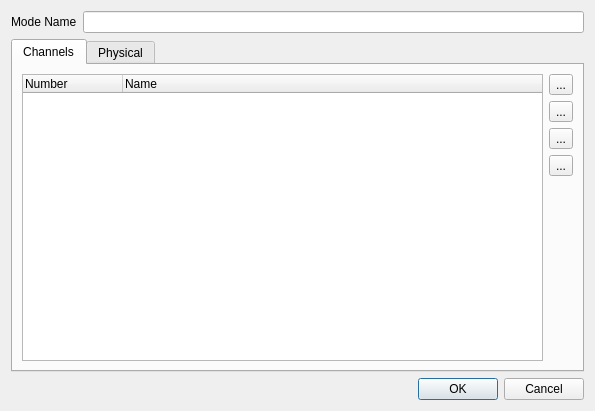
First picture: the form in branches/qt4/fixtureeditor/editmode.ui, repository Bondzio/qlc, before the edit.
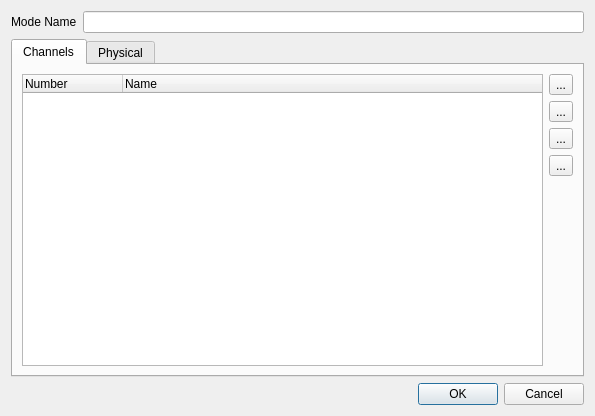
Second picture: the form after the edit.

Diff of the .ui file:
```diff
--- a/branches/qt4/fixtureeditor/editmode.ui
+++ b/branches/qt4/fixtureeditor/editmode.ui
@@ -6,7 +6,7 @@
     <x>0</x>
     <y>0</y>
     <width>595</width>
-    <height>411</height>
+    <height>416</height>
    </rect>
   </property>
   <property name="windowTitle" >
@@ -33,12 +33,23 @@
       <number>0</number>
      </property>
      <widget class="QWidget" name="tab" >
+      <property name="geometry" >
+       <rect>
+        <x>0</x>
+        <y>0</y>
+        <width>571</width>
+        <height>304</height>
+       </rect>
+      </property>
       <attribute name="title" >
        <string>Channels</string>
       </attribute>
       <layout class="QHBoxLayout" >
        <item>
         <widget class="QTreeWidget" name="m_channelList" >
+         <property name="alternatingRowColors" >
+          <bool>true</bool>
+         </property>
          <property name="rootIsDecorated" >
           <bool>false</bool>
          </property>
@@ -105,6 +116,14 @@
       </layout>
      </widget>
      <widget class="QWidget" name="tab" >
+      <property name="geometry" >
+       <rect>
+        <x>0</x>
+        <y>0</y>
+        <width>571</width>
+        <height>304</height>
+       </rect>
+      </property>
       <attribute name="title" >
        <string>Physical</string>
       </attribute>
@@ -613,7 +632,7 @@
       <enum>Qt::Horizontal</enum>
      </property>
      <property name="standardButtons" >
-      <set>QDialogButtonBox::Cancel|QDialogButtonBox::NoButton|QDialogButtonBox::Ok</set>
+      <set>QDialogButtonBox::Cancel|QDialogButtonBox::Ok</set>
      </property>
     </widget>
    </item>
```
Left out of the diff: 97 changed lines with no effect on the pictures.
